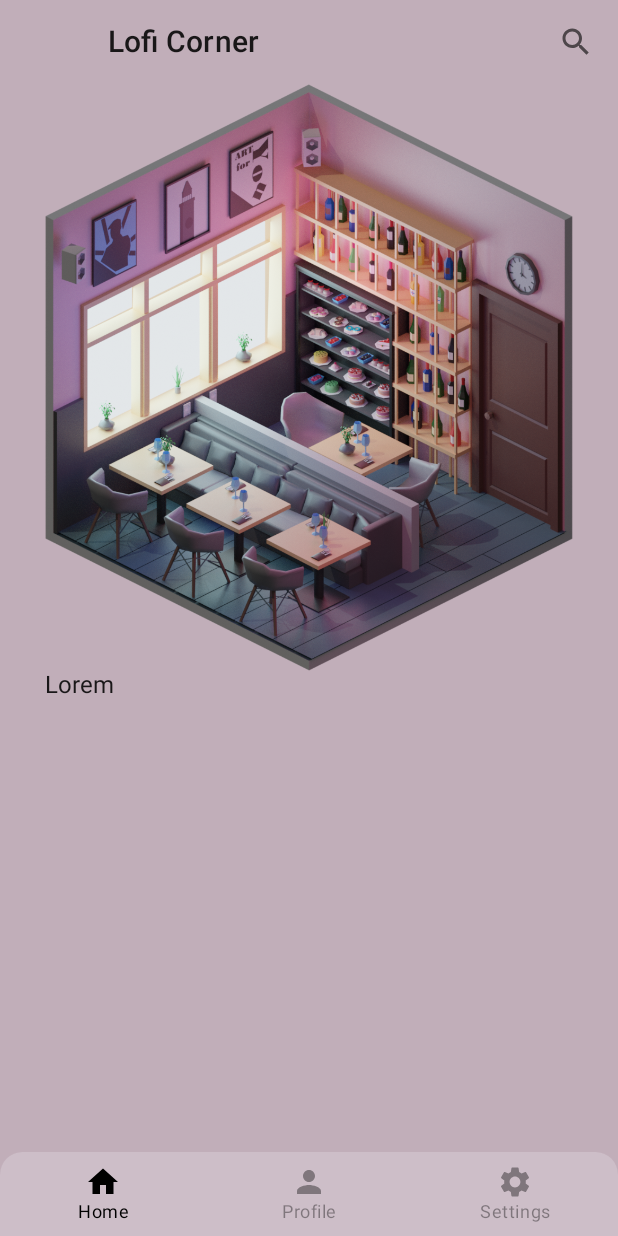
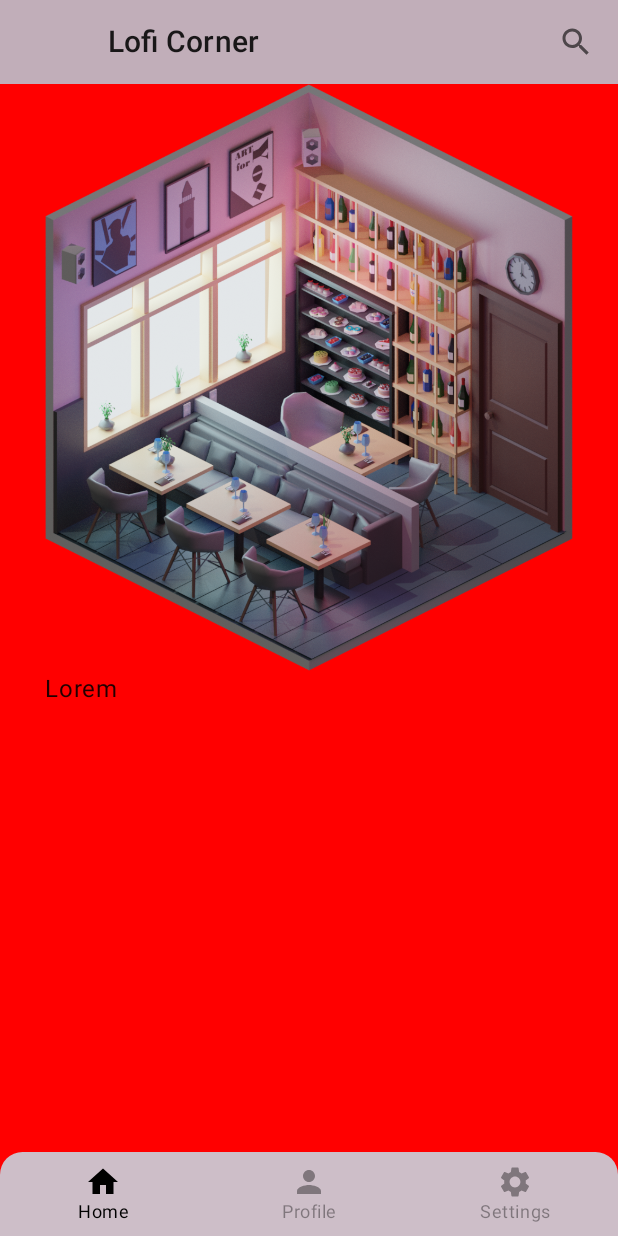
Before and after one commit to Skyune/Lofi-Corner, an Android app built with Jetpack Compose: the screen it shows after launch (MainActivity), on a phone screen of 412 x 824 dp. Run offline under Robolectric (Android 15) with nearby library versions, the phone set to English and light mode, and no system bars; our stand-ins replace Dagger/Hilt's generated code.

Commit message:
changes theme for entire app

```diff
--- a/app/src/main/java/com/bawp/jetweatherforecast/MainActivity.kt
+++ b/app/src/main/java/com/bawp/jetweatherforecast/MainActivity.kt
@@ -18,45 +18,49 @@ import androidx.navigation.compose.rememberNavController
 import com.bawp.jetweatherforecast.navigation.WeatherNavigation
 import com.bawp.jetweatherforecast.navigation.WeatherScreens
 import com.bawp.jetweatherforecast.screens.main.MainScreen
-import com.bawp.jetweatherforecast.ui.theme.JetWeatherForecastTheme
+import com.bawp.jetweatherforecast.ui.theme.AppTheme
 import dagger.hilt.android.AndroidEntryPoint
+import javax.inject.Inject
 
 @AndroidEntryPoint
 class MainActivity : ComponentActivity() {
+
+    @Inject
+    lateinit var application: WeatherApplication
+
     override fun onCreate(savedInstanceState: Bundle?) {
         super.onCreate(savedInstanceState)
         setContent {
-            WeatherApp()
+            AppTheme(darkTheme = application.isDark.value) {
+                WeatherApp(onToggleTheme = { application.toggleLightTheme()} )
+            }
 
         }
     }
 }
 
 @Composable
-fun WeatherApp() {
+fun WeatherApp(onToggleTheme: () -> Unit) {
 
-    JetWeatherForecastTheme {
-        // A surface container using the 'background' color from the theme
-        Surface(color = MaterialTheme.colors.background,
-                modifier = Modifier.fillMaxSize()) {
+
                Column(verticalArrangement = Arrangement.Center,
                      horizontalAlignment = Alignment.CenterHorizontally) {
                    val navController = rememberNavController()
 
-                   MainScreen(navController = navController)
+                   MainScreen(navController = navController, onToggleTheme = onToggleTheme)
 
                }
 
         }
-    }
 
-}
+
+
 
 
 @Preview(showBackground = true)
 @Composable
 fun DefaultPreview() {
-    JetWeatherForecastTheme {
+    AppTheme() {
 
     }
 }
--- a/app/src/main/java/com/bawp/jetweatherforecast/WeatherApplication.kt
+++ b/app/src/main/java/com/bawp/jetweatherforecast/WeatherApplication.kt
@@ -1,7 +1,16 @@
 package com.bawp.jetweatherforecast
 
 import android.app.Application
+import androidx.compose.runtime.mutableStateOf
 import dagger.hilt.android.HiltAndroidApp
 
 @HiltAndroidApp
-class WeatherApplication: Application() {}
+class WeatherApplication: Application() {
+
+    //should be saved in cache or datastore
+    val isDark = mutableStateOf(false)
+
+    fun toggleLightTheme() {
+        isDark.value = !isDark.value
+    }
+}
--- a/app/src/main/java/com/bawp/jetweatherforecast/di/AppModule.kt
+++ b/app/src/main/java/com/bawp/jetweatherforecast/di/AppModule.kt
@@ -1,10 +1,13 @@
 package com.bawp.jetweatherforecast.di
 
+import android.content.Context
+import com.bawp.jetweatherforecast.WeatherApplication
 import com.bawp.jetweatherforecast.network.WeatherApi
 import com.bawp.jetweatherforecast.utils.Constants
 import dagger.Module
 import dagger.Provides
 import dagger.hilt.InstallIn
+import dagger.hilt.android.qualifiers.ApplicationContext
 import dagger.hilt.components.SingletonComponent
 import retrofit2.Retrofit
 import retrofit2.converter.gson.GsonConverterFactory
@@ -13,6 +16,7 @@ import javax.inject.Singleton
 @Module
 @InstallIn(SingletonComponent::class)
 class AppModule {
+
     @Provides
     @Singleton
     fun provideOpenWeatherApi(): WeatherApi {
@@ -23,11 +27,10 @@ class AppModule {
             .create(WeatherApi::class.java)
     }
 
-
-
-
-
-
-
+    @Singleton
+    @Provides
+    fun provideApplication(@ApplicationContext app: Context): WeatherApplication {
+        return app as WeatherApplication
+    }
 
 }
--- a/app/src/main/java/com/bawp/jetweatherforecast/navigation/WeatherNavigation.kt
+++ b/app/src/main/java/com/bawp/jetweatherforecast/navigation/WeatherNavigation.kt
@@ -15,7 +15,7 @@ import com.bawp.jetweatherforecast.screens.main.MainViewModel
 import com.bawp.jetweatherforecast.screens.splash.WeatherSplashScreen
 
 @Composable
-fun WeatherNavigation(navController: NavHostController) {
+fun WeatherNavigation(navController: NavHostController, onToggleTheme: () -> Unit) {
     //val navController = rememberNavController()
     NavHost(navController = navController,
         startDestination = BottomNavScreen.Home.route ) {
@@ -25,7 +25,7 @@ fun WeatherNavigation(navController: NavHostController) {
 
         composable(WeatherScreens.MainScreen.name){
             val mainViewModel = hiltViewModel<MainViewModel>()
-            MainScreen(navController = navController, mainViewModel)
+            MainScreen(navController = navController, mainViewModel,onToggleTheme)
         }
         composable(route = BottomNavScreen.Home.route) {
             HomeScreen()
@@ -34,7 +34,7 @@ fun WeatherNavigation(navController: NavHostController) {
             ProfileScreen()
         }
         composable(route = BottomNavScreen.Settings.route) {
-            SettingsScreen()
+            SettingsScreen(onToggleTheme)
         }
 
     }
--- a/app/src/main/java/com/bawp/jetweatherforecast/screens/Home.kt
+++ b/app/src/main/java/com/bawp/jetweatherforecast/screens/Home.kt
@@ -35,7 +35,7 @@ fun HomeScreen() {
     Box(
         modifier = Modifier
             .fillMaxSize()
-            .background(Color(0xFFC1AEB9)),
+            .background(MaterialTheme.colors.primary),
         contentAlignment = Alignment.Center,
 
     ) {
--- a/app/src/main/java/com/bawp/jetweatherforecast/screens/Profile.kt
+++ b/app/src/main/java/com/bawp/jetweatherforecast/screens/Profile.kt
@@ -1,5 +1,6 @@
 package com.bawp.jetweatherforecast.screens
 
+import android.app.Application
 import android.util.Log
 import androidx.compose.foundation.Image
 import androidx.compose.foundation.background
@@ -24,17 +25,22 @@ import androidx.hilt.navigation.compose.hiltViewModel
 import coil.compose.rememberImagePainter
 import coil.request.ImageRequest
 import coil.size.OriginalSize
+import com.bawp.jetweatherforecast.WeatherApplication
 import com.bawp.jetweatherforecast.data.DataOrException
 import com.bawp.jetweatherforecast.model.Data
 import com.bawp.jetweatherforecast.model.Weather
 import com.bawp.jetweatherforecast.screens.main.MainViewModel
+import javax.inject.Inject
+
 
 @Composable
 fun ProfileScreen(profileViewModel: ProfileViewModel = hiltViewModel()) {
+
+
     Box(
         modifier = Modifier
             .fillMaxSize()
-            .background(Color.Blue),
+            .background(MaterialTheme.colors.primary),
         contentAlignment = Alignment.Center
     ) {
 
--- a/app/src/main/java/com/bawp/jetweatherforecast/screens/Settings.kt
+++ b/app/src/main/java/com/bawp/jetweatherforecast/screens/Settings.kt
@@ -1,23 +1,35 @@
 package com.bawp.jetweatherforecast.screens
 
+import android.app.Activity
+import android.app.Application
 import androidx.compose.foundation.background
 import androidx.compose.foundation.layout.Box
 import androidx.compose.foundation.layout.fillMaxSize
+import androidx.compose.foundation.layout.padding
+import androidx.compose.material.Icon
+import androidx.compose.material.IconButton
 import androidx.compose.material.MaterialTheme
 import androidx.compose.material.Text
+import androidx.compose.material.icons.Icons
+import androidx.compose.material.icons.filled.ArrowDropDown
 import androidx.compose.runtime.Composable
 import androidx.compose.ui.Alignment
 import androidx.compose.ui.Modifier
 import androidx.compose.ui.graphics.Color
 import androidx.compose.ui.text.font.FontWeight
 import androidx.compose.ui.tooling.preview.Preview
+import androidx.compose.ui.unit.dp
+import com.bawp.jetweatherforecast.WeatherApplication
+import dagger.hilt.android.internal.Contexts.getApplication
+import javax.inject.Inject
 
 @Composable
-fun SettingsScreen() {
+fun SettingsScreen(onToggleTheme: () -> Unit
+) {
     Box(
         modifier = Modifier
             .fillMaxSize()
-            .background(Color.Red),
+            .background(MaterialTheme.colors.primary),
         contentAlignment = Alignment.Center
     ) {
         Text(
@@ -26,11 +38,20 @@ fun SettingsScreen() {
             fontWeight = FontWeight.Bold,
             color = Color.White
         )
+
+    IconButton(
+            onClick = onToggleTheme,
+            modifier = Modifier.padding(16.dp)
+        ) {
+        Icon(imageVector = Icons.Default.ArrowDropDown, contentDescription = "Toggle Theme")
+        }
+
+        }
     }
-}
+
 
 @Composable
 @Preview
 fun SettingsScreenPreview() {
-    SettingsScreen()
+    SettingsScreen(onToggleTheme = {})
 }
--- a/app/src/main/java/com/bawp/jetweatherforecast/screens/main/MainScreen.kt
+++ b/app/src/main/java/com/bawp/jetweatherforecast/screens/main/MainScreen.kt
@@ -32,7 +32,7 @@ import com.bawp.jetweatherforecast.widgets.LofiAppBar
 
 @Composable
 fun MainScreen(navController: NavController,
-               mainViewModel: MainViewModel = hiltViewModel()) {
+               mainViewModel: MainViewModel = hiltViewModel(), onToggleTheme: () -> Unit) {
     val navController = rememberNavController()
     Scaffold(
         topBar = {
@@ -43,7 +43,7 @@ fun MainScreen(navController: NavController,
         },
         bottomBar = { BottomBar(navController = navController) }
     ) {
-        WeatherNavigation(navController = navController)
+        WeatherNavigation(navController = navController, onToggleTheme)
     }
 
 
--- a/app/src/main/java/com/bawp/jetweatherforecast/ui/theme/Color.kt
+++ b/app/src/main/java/com/bawp/jetweatherforecast/ui/theme/Color.kt
@@ -1,6 +1,23 @@
 package com.bawp.jetweatherforecast.ui.theme
 
 import androidx.compose.ui.graphics.Color
+
+val Blue300 = Color(0xFF64B5F6)
+val Blue400 = Color(0xFF42A5F5)
+val Blue500 = Color(0xFF2196F3)
+val Blue600 = Color(0xFF1E88E5)
+val Blue700 = Color(0xFF1976D2)
+val Blue800 = Color(0xFF1565C0)
+
+val Teal300 = Color(0xFF1AC6FF)
+
+val Grey1 = Color(0xFFF2F2F2)
+
+val Black1 = Color(0xFF222222)
+val Black2 = Color(0xFF000000)
+
+val RedErrorDark = Color(0xFFB00020)
+val RedErrorLight = Color(0xFFEF5350)
 
 val Purple200 = Color(0xFFBB86FC)
 val Purple500 = Color(0xFF6200EE)
--- a/app/src/main/java/com/bawp/jetweatherforecast/ui/theme/Theme.kt
+++ b/app/src/main/java/com/bawp/jetweatherforecast/ui/theme/Theme.kt
@@ -5,36 +5,45 @@ import androidx.compose.material.MaterialTheme
 import androidx.compose.material.darkColors
 import androidx.compose.material.lightColors
 import androidx.compose.runtime.Composable
+import androidx.compose.ui.graphics.Color
 
-private val DarkColorPalette = darkColors(
-    primary = Purple200, primaryVariant = Purple700, secondary = Teal200
-                                         )
+private val LightThemeColors = lightColors(
+    primary = Color.Red,
+    primaryVariant = Blue400,
+    onPrimary = Black2,
+    secondary = Color.White,
+    secondaryVariant = Teal300,
+    onSecondary = Black1,
+    error = RedErrorDark,
+    onError = RedErrorLight,
+    background = Grey1,
+    onBackground = Color.Black,
+    surface = Color.White,
+    onSurface = Black1,
+)
 
-private val LightColorPalette = lightColors(
-    primary = Purple500, primaryVariant = Purple700, secondary = Teal200
-
-    /* Other default colors to override
-    background = Color.White,
-    surface = Color.White,
+private val DarkThemeColors = darkColors(
+    primary = JazzMainScreen,
+    primaryVariant = Color.White,
     onPrimary = Color.White,
-    onSecondary = Color.Black,
-    onBackground = Color.Black,
-    onSurface = Color.Black,
-    */
-                                           )
+    secondary = Black1,
+    onSecondary = Color.White,
+    error = RedErrorLight,
+    background = Color.Black,
+    onBackground = Color.White,
+    surface = Black1,
+    onSurface = Color.White,
+)
 
 @Composable
-fun JetWeatherForecastTheme(
-    darkTheme: Boolean = isSystemInDarkTheme(),
-    content: @Composable() () -> Unit
-                           ) {
-    val colors = if (darkTheme) {
-        DarkColorPalette
-    } else {
-        LightColorPalette
+fun AppTheme(darkTheme: Boolean = false,
+             content: @Composable() () -> Unit) {
+    val colors = if (darkTheme) DarkThemeColors else LightThemeColors
+    MaterialTheme(
+        colors = colors,
+        typography = MaterialTheme.typography,
+        shapes = MaterialTheme.shapes,
+    ) {
+        content()
     }
-
-    MaterialTheme(
-        colors = colors, typography = Typography, shapes = Shapes, content = content
-                 )
 }
```
